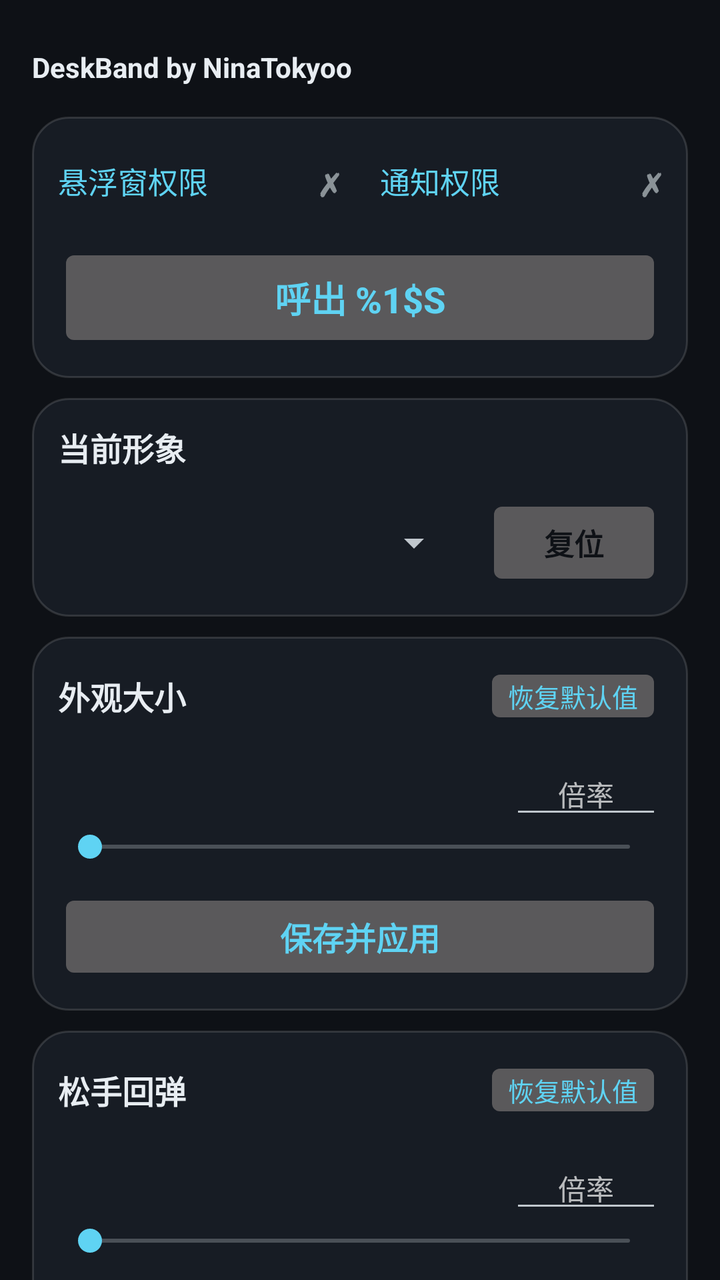
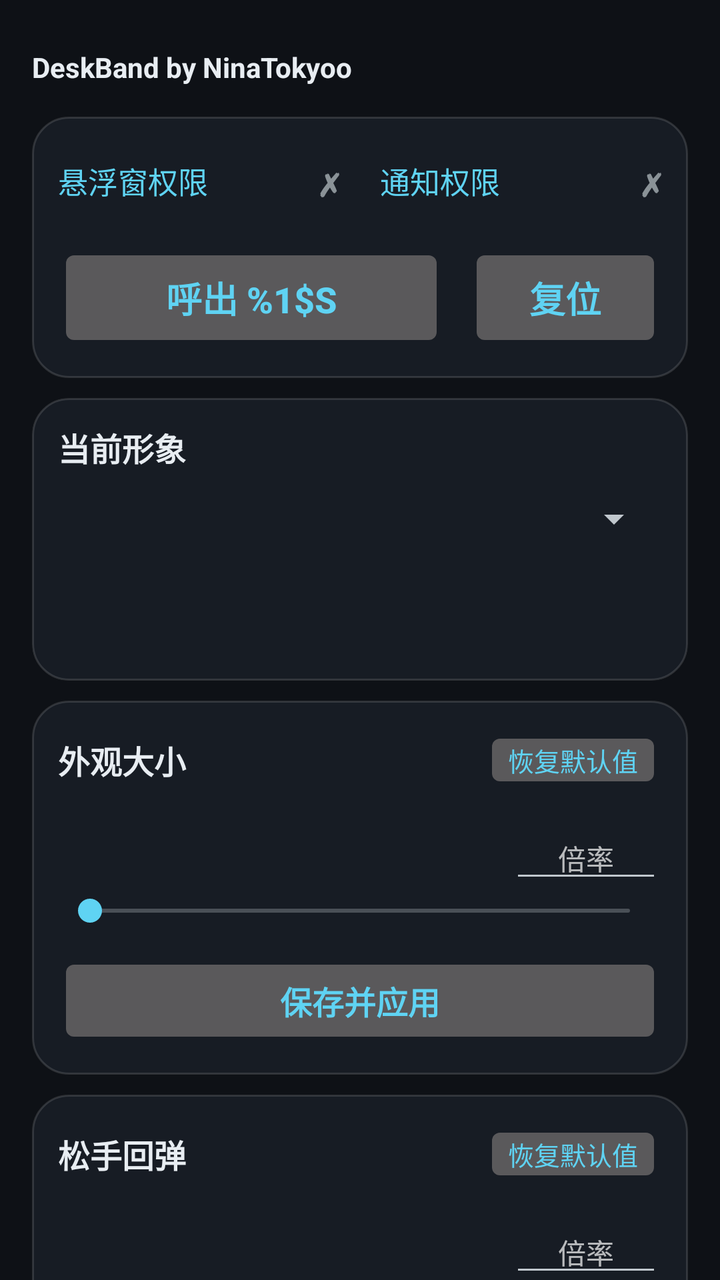

Compare the two renders of this Android layout. The source of the first and the diff that turns it into the second are given below.
<!-- AndroidManifest.xml: application theme AppTheme -->
<!-- res/layout/activity_main.xml -->
<?xml version="1.0" encoding="utf-8"?>
<ScrollView xmlns:android="http://schemas.android.com/apk/res/android"
    android:id="@+id/root"
    android:layout_width="match_parent"
    android:layout_height="match_parent"
    android:fillViewport="true"
    android:focusableInTouchMode="true"
    android:background="@color/bg"
    android:scrollbars="none">

    <LinearLayout
        android:layout_width="match_parent"
        android:layout_height="wrap_content"
        android:orientation="vertical"
        android:paddingTop="8dp"
        android:paddingBottom="28dp">

        
        <TextView
            android:id="@+id/txtTitle"
            android:layout_width="match_parent"
            android:layout_height="wrap_content"
            android:layout_marginStart="16dp"
            android:layout_marginEnd="16dp"
            android:layout_marginTop="18dp"
            android:layout_marginBottom="6dp"
            android:maxLines="1"
            android:includeFontPadding="false"
            android:text="@string/ui_title"
            android:textColor="@color/text_primary"
            android:textStyle="bold" />

        
        <LinearLayout style="@style/Card" android:tag="card" android:layout_marginStart="16dp" android:layout_marginEnd="16dp">

            
            <LinearLayout
                android:layout_width="match_parent"
                android:layout_height="wrap_content"
                android:orientation="horizontal"
                android:baselineAligned="false">

                <LinearLayout
                    android:id="@+id/rowOverlay"
                    android:layout_width="0dp"
                    android:layout_height="wrap_content"
                    android:layout_weight="1"
                    android:orientation="horizontal"
                    android:gravity="center_vertical"
                    android:background="?android:attr/selectableItemBackground"
                    android:paddingTop="8dp"
                    android:paddingBottom="8dp">

                    <TextView
                        android:id="@+id/txtPermOverlay"
                        android:layout_width="0dp"
                        android:layout_height="wrap_content"
                        android:layout_weight="1"
                        android:maxLines="1"
                        android:ellipsize="end"
                        android:text="@string/perm_overlay"
                        android:textColor="@color/accent"
                        android:textSize="15sp" />

                    <TextView
                        android:id="@+id/markOverlay"
                        android:layout_width="wrap_content"
                        android:layout_height="wrap_content"
                        android:layout_marginStart="6dp"
                        android:textSize="16sp"
                        android:textStyle="bold"
                        android:text="@string/perm_missing_mark" />
                </LinearLayout>

                <LinearLayout
                    android:id="@+id/rowNotify"
                    android:layout_width="0dp"
                    android:layout_height="wrap_content"
                    android:layout_weight="1"
                    android:layout_marginStart="20dp"
                    android:orientation="horizontal"
                    android:gravity="center_vertical"
                    android:background="?android:attr/selectableItemBackground"
                    android:paddingTop="8dp"
                    android:paddingBottom="8dp">

                    <TextView
                        android:id="@+id/txtPermNotify"
                        android:layout_width="0dp"
                        android:layout_height="wrap_content"
                        android:layout_weight="1"
                        android:maxLines="1"
                        android:ellipsize="end"
                        android:text="@string/perm_notify"
                        android:textColor="@color/accent"
                        android:textSize="15sp" />

                    <TextView
                        android:id="@+id/markNotify"
                        android:layout_width="wrap_content"
                        android:layout_height="wrap_content"
                        android:layout_marginStart="6dp"
                        android:textSize="16sp"
                        android:textStyle="bold"
                        android:text="@string/perm_missing_mark" />
                </LinearLayout>
            </LinearLayout>

            
            <Button
                android:id="@+id/btnToggle"
                style="@style/BigButton"
                android:layout_marginTop="12dp"
                android:maxLines="1"
                android:ellipsize="end"
                android:text="@string/btn_summon" />
        </LinearLayout>

        
        <LinearLayout style="@style/Card" android:tag="card" android:layout_marginStart="16dp" android:layout_marginEnd="16dp">

            <TextView
                style="@style/CardTitle"
                android:text="@string/section_skin" />

            <LinearLayout
                android:layout_width="match_parent"
                android:layout_height="wrap_content"
                android:layout_marginTop="12dp"
                android:orientation="horizontal"
                android:gravity="center_vertical">

                <Spinner
                    android:id="@+id/spinnerSkin"
                    android:layout_width="0dp"
                    android:layout_height="wrap_content"
                    android:layout_weight="1" />

                <Button
                    android:id="@+id/btnReset"
                    android:layout_width="wrap_content"
                    android:layout_height="wrap_content"
                    android:layout_marginStart="12dp"
                    android:paddingStart="22dp"
                    android:paddingEnd="22dp"
                    android:paddingTop="10dp"
                    android:paddingBottom="10dp"
                    android:textSize="15sp"
                    android:textStyle="bold"
                    android:textColor="@color/on_accent"
                    android:stateListAnimator="@null"
                    android:text="@string/btn_reset" />
            </LinearLayout>
        </LinearLayout>

        
        <LinearLayout style="@style/Card" android:tag="card" android:layout_marginStart="16dp" android:layout_marginEnd="16dp">

            <LinearLayout style="@style/CardTitleRow">

                <TextView
                    style="@style/CardTitle"
                    android:layout_width="0dp"
                    android:layout_weight="1"
                    android:text="@string/section_look" />

                <Button
                    android:id="@+id/btnResetSize"
                    style="@style/CardAction"
                    android:text="@string/restore_default" />
            </LinearLayout>

            
            <LinearLayout
                android:layout_width="match_parent"
                android:layout_height="wrap_content"
                android:layout_marginTop="12dp"
                android:orientation="horizontal"
                android:gravity="center_vertical">

                <TextView
                    android:id="@+id/txtSize"
                    android:layout_width="0dp"
                    android:layout_height="wrap_content"
                    android:layout_weight="1"
                    android:maxLines="1"
                    android:ellipsize="end"
                    android:textColor="@color/text_secondary"
                    android:textSize="13sp" />

                <EditText
                    android:id="@+id/editSize"
                    android:layout_width="76dp"
                    android:layout_height="wrap_content"
                    android:layout_marginStart="10dp"
                    android:inputType="numberDecimal"
                    android:imeOptions="actionDone"
                    android:maxLength="5"
                    android:textSize="14sp"
                    android:gravity="center"
                    android:hint="@string/size_input" />
            </LinearLayout>

            <SeekBar
                android:id="@+id/seekSize"
                android:layout_width="match_parent"
                android:layout_height="wrap_content" />

            <Button
                android:id="@+id/btnSaveSize"
                style="@style/PrimaryButton"
                android:text="@string/save_apply" />
        </LinearLayout>

        
        <LinearLayout style="@style/Card" android:tag="card" android:layout_marginStart="16dp" android:layout_marginEnd="16dp">

            <LinearLayout style="@style/CardTitleRow">

                <TextView
                    style="@style/CardTitle"
                    android:layout_width="0dp"
                    android:layout_weight="1"
                    android:text="@string/section_bounce" />

                <Button
                    android:id="@+id/btnResetBounce"
                    style="@style/CardAction"
                    android:text="@string/restore_default" />
            </LinearLayout>

            
            <LinearLayout
                android:layout_width="match_parent"
                android:layout_height="wrap_content"
                android:layout_marginTop="12dp"
                android:orientation="horizontal"
                android:gravity="center_vertical">

                <TextView
                    android:id="@+id/txtBounceAmp"
                    android:layout_width="0dp"
                    android:layout_height="wrap_content"
                    android:layout_weight="1"
                    android:maxLines="1"
                    android:ellipsize="end"
                    android:textColor="@color/text_secondary"
                    android:textSize="13sp" />

                <EditText
                    android:id="@+id/editBounceAmp"
                    android:layout_width="76dp"
                    android:layout_height="wrap_content"
                    android:layout_marginStart="10dp"
                    android:inputType="numberDecimal"
                    android:imeOptions="actionDone"
                    android:maxLength="5"
                    android:textSize="14sp"
                    android:gravity="center"
                    android:hint="@string/bounce_amp_input" />
            </LinearLayout>

            <SeekBar
                android:id="@+id/seekBounceAmp"
                android:layout_width="match_parent"
                android:layout_height="wrap_content" />

            
            <LinearLayout
                android:layout_width="match_parent"
                android:layout_height="wrap_content"
                android:layout_marginTop="8dp"
                android:orientation="horizontal"
                android:gravity="center_vertical">

                <TextView
                    android:id="@+id/txtBounceMs"
                    android:layout_width="0dp"
                    android:layout_height="wrap_content"
                    android:layout_weight="1"
                    android:maxLines="1"
                    android:ellipsize="end"
                    android:textColor="@color/text_secondary"
                    android:textSize="13sp" />

                <EditText
                    android:id="@+id/editBounceMs"
                    android:layout_width="76dp"
                    android:layout_height="wrap_content"
                    android:layout_marginStart="10dp"
                    android:inputType="numberDecimal"
                    android:imeOptions="actionDone"
                    android:maxLength="5"
                    android:textSize="14sp"
                    android:gravity="center"
                    android:hint="@string/bounce_ms_input" />
            </LinearLayout>

            <SeekBar
                android:id="@+id/seekBounceMs"
                android:layout_width="match_parent"
                android:layout_height="wrap_content" />

            <Button
                android:id="@+id/btnSaveBounce"
                style="@style/PrimaryButton"
                android:text="@string/save_apply" />
        </LinearLayout>

        
        <LinearLayout style="@style/Card" android:tag="card" android:layout_marginStart="16dp" android:layout_marginEnd="16dp">

            <TextView
                style="@style/CardTitle"
                android:text="@string/section_notify" />

            <EditText
                android:id="@+id/editNotify"
                android:layout_width="match_parent"
                android:layout_height="wrap_content"
                android:layout_marginTop="12dp"
                android:inputType="text"
                android:imeOptions="actionDone"
                android:maxLength="40"
                android:maxLines="2"
                android:textSize="15sp"
                android:hint="@string/notify_input" />

            <TextView
                android:id="@+id/txtNotifyCount"
                android:layout_width="match_parent"
                android:layout_height="wrap_content"
                android:layout_marginTop="4dp"
                android:textColor="@color/text_secondary"
                android:textSize="12sp" />

            <Button
                android:id="@+id/btnSaveNotify"
                style="@style/PrimaryButton"
                android:layout_marginTop="10dp"
                android:text="@string/save_apply" />
        </LinearLayout>

        <TextView
            style="@style/StatusLine"
            android:layout_marginTop="18dp"
            android:layout_marginStart="16dp"
            android:layout_marginEnd="16dp"
            android:text="@string/tip" />
    </LinearLayout>
</ScrollView>
<!-- resources referenced by this layout -->
<resources>
  <color name="accent">#5FD3F3</color>
  <color name="bg">#0E1116</color>
  <color name="on_accent">#0E1116</color>
  <color name="text_primary">#E8EDF2</color>
  <color name="text_secondary">#93A1B0</color>
  <string name="bounce_amp_input">倍率</string>
  <string name="bounce_ms_input">倍率</string>
  <string name="btn_reset">复位</string>
  <string name="btn_summon">呼出 %1$s</string>
  <string name="notify_input">留空使用默认文案</string>
  <string name="perm_missing_mark">✗</string>
  <string name="perm_notify">通知权限</string>
  <string name="perm_overlay">悬浮窗权限</string>
  <string name="restore_default">恢复默认值</string>
  <string name="save_apply">保存并应用</string>
  <string name="section_bounce">松手回弹</string>
  <string name="section_look">外观大小</string>
  <string name="section_notify">通知栏内容</string>
  <string name="section_skin">当前形象</string>
  <string name="size_input">倍率</string>
  <string name="tip">小提示：\n· 点一下 → 它会先压扁再弹起（方向跟着头的朝向）\n· 按住拖动 → 严格跟手，松手吸附到最近的角或边框\n· 贴侧边 → 自动旋转躺倒，头朝屏幕内侧\n· 拖过屏幕中线 → 立刻镜像翻个身\n· 桌面上的它不能改设置，只能点、只能拖</string>
  <string name="ui_title">DeskBand by NinaTokyoo</string>
  <style name="BigButton" parent="PrimaryButton">
          <item name="android:textSize">18sp</item>
          <item name="android:paddingTop">14dp</item>
          <item name="android:paddingBottom">14dp</item>
          <item name="android:layout_marginTop">12dp</item>
      </style>
  <style name="Card">
          <item name="android:layout_width">match_parent</item>
          <item name="android:layout_height">wrap_content</item>
          <item name="android:orientation">vertical</item>
          <item name="android:background">@drawable/card_bg</item>
          <item name="android:padding">13dp</item>
          <item name="android:layout_marginTop">10dp</item>
      </style>
  <style name="CardTitle">
          <item name="android:layout_width">wrap_content</item>
          <item name="android:layout_height">wrap_content</item>
          <item name="android:textColor">@color/text_primary</item>
          <item name="android:textSize">16sp</item>
          <item name="android:textStyle">bold</item>
      </style>
  <style name="CardTitleRow">
          <item name="android:layout_width">match_parent</item>
          <item name="android:layout_height">wrap_content</item>
          <item name="android:orientation">horizontal</item>
          <item name="android:gravity">center_vertical</item>
      </style>
  <style name="StatusLine">
          <item name="android:layout_width">match_parent</item>
          <item name="android:layout_height">wrap_content</item>
          <item name="android:textColor">@color/text_secondary</item>
          <item name="android:textSize">14sp</item>
          <item name="android:layout_marginTop">10dp</item>
          <item name="android:lineSpacingExtra">3dp</item>
      </style>
  <style name="AppTheme" parent="@android:style/Theme.DeviceDefault.NoActionBar">
          <item name="android:windowBackground">@color/bg</item>
          <item name="android:colorAccent">@color/accent</item>
          <item name="android:statusBarColor">@android:color/transparent</item>
          <item name="android:navigationBarColor">@android:color/transparent</item>
          <item name="android:windowLightStatusBar">false</item>
      </style>
  <!-- drawable card_bg (drawable) -->
  <?xml version="1.0" encoding="utf-8"?>
  <shape xmlns:android="http://schemas.android.com/apk/res/android"
      android:shape="rectangle">
      <solid android:color="@color/card" />
      <corners android:radius="18dp" />
      <stroke android:width="1dp" android:color="@color/card_stroke" />
  </shape>
  <color name="card">#171C24</color>
  <color name="card_stroke">#22FFFFFF</color>
  <!-- unchanged entries left out for length: 2 -->
</resources>

<!-- the commit's change to res/layout/activity_main.xml (unified diff, before → after) -->
@@ -107,50 +107,78 @@
             </LinearLayout>
 
             
-            <Button
-                android:id="@+id/btnToggle"
-                style="@style/BigButton"
+            <LinearLayout
+                android:layout_width="match_parent"
+                android:layout_height="wrap_content"
                 android:layout_marginTop="12dp"
-                android:maxLines="1"
-                android:ellipsize="end"
-                android:text="@string/btn_summon" />
-        </LinearLayout>
-
-        
-        <LinearLayout style="@style/Card" android:tag="card" android:layout_marginStart="16dp" android:layout_marginEnd="16dp">
-
-            <TextView
-                style="@style/CardTitle"
-                android:text="@string/section_skin" />
-
-            <LinearLayout
-                android:layout_width="match_parent"
-                android:layout_height="wrap_content"
-                android:layout_marginTop="12dp"
-                android:orientation="horizontal"
-                android:gravity="center_vertical">
-
-                <Spinner
-                    android:id="@+id/spinnerSkin"
-                    android:layout_width="0dp"
-                    android:layout_height="wrap_content"
-                    android:layout_weight="1" />
+                android:orientation="horizontal"
+                android:baselineAligned="false">
+
+                <Button
+                    android:id="@+id/btnToggle"
+                    style="@style/BigButton"
+                    android:layout_width="0dp"
+                    android:layout_height="match_parent"
+                    android:layout_weight="2"
+                    android:layout_marginTop="0dp"
+                    android:maxLines="1"
+                    android:ellipsize="end"
+                    android:text="@string/btn_summon" />
 
                 <Button
                     android:id="@+id/btnReset"
-                    android:layout_width="wrap_content"
-                    android:layout_height="wrap_content"
+                    style="@style/BigButton"
+                    android:layout_width="0dp"
+                    android:layout_height="match_parent"
+                    android:layout_weight="1"
+                    android:layout_marginTop="0dp"
                     android:layout_marginStart="12dp"
-                    android:paddingStart="22dp"
-                    android:paddingEnd="22dp"
-                    android:paddingTop="10dp"
-                    android:paddingBottom="10dp"
-                    android:textSize="15sp"
-                    android:textStyle="bold"
-                    android:textColor="@color/on_accent"
-                    android:stateListAnimator="@null"
+                    android:maxLines="1"
                     android:text="@string/btn_reset" />
             </LinearLayout>
+        </LinearLayout>
+
+        
+        <LinearLayout
+            style="@style/Card"
+            android:tag="card"
+            android:clipToOutline="true"
+            android:layout_marginStart="16dp"
+            android:layout_marginEnd="16dp">
+
+            <FrameLayout
+                android:layout_width="match_parent"
+                android:layout_height="wrap_content">
+
+                <LinearLayout
+                    android:layout_width="match_parent"
+                    android:layout_height="wrap_content"
+                    android:orientation="vertical">
+
+                    <TextView
+                        style="@style/CardTitle"
+                        android:text="@string/section_skin" />
+
+                    <Spinner
+                        android:id="@+id/spinnerSkin"
+                        android:layout_width="match_parent"
+                        android:layout_height="wrap_content"
+                        android:layout_marginTop="12dp" />
+                </LinearLayout>
+
+                
+                <ImageView
+                    android:id="@+id/imgCornerPreview"
+                    android:layout_width="128dp"
+                    android:layout_height="128dp"
+                    android:layout_gravity="end|bottom"
+                    android:layout_marginEnd="-13dp"
+                    android:layout_marginBottom="-13dp"
+                    android:scaleType="fitEnd"
+                    android:clickable="false"
+                    android:focusable="false"
+                    android:importantForAccessibility="no" />
+            </FrameLayout>
         </LinearLayout>
 
         
@@ -341,11 +369,22 @@
                 android:text="@string/save_apply" />
         </LinearLayout>
 
-        <TextView
-            style="@style/StatusLine"
-            android:layout_marginTop="18dp"
+        
+        <LinearLayout
+            style="@style/Card"
+            android:tag="card"
             android:layout_marginStart="16dp"
-            android:layout_marginEnd="16dp"
-            android:text="@string/tip" />
+            android:layout_marginEnd="16dp">
+
+            <TextView
+                style="@style/CardTitle"
+                android:text="@string/section_theme" />
+
+            <Spinner
+                android:id="@+id/spinnerTheme"
+                android:layout_width="match_parent"
+                android:layout_height="wrap_content"
+                android:layout_marginTop="12dp" />
+        </LinearLayout>
     </LinearLayout>
 </ScrollView>
<!-- resource entries referenced after the edit -->
@@ -2,7 +2,6 @@
 <resources>
   <color name="accent">#5FD3F3</color>
   <color name="bg">#0E1116</color>
-  <color name="on_accent">#0E1116</color>
   <color name="text_primary">#E8EDF2</color>
   <color name="text_secondary">#93A1B0</color>
   <string name="bounce_amp_input">倍率</string>
@@ -19,8 +18,8 @@
   <string name="section_look">外观大小</string>
   <string name="section_notify">通知栏内容</string>
   <string name="section_skin">当前形象</string>
+  <string name="section_theme">外观模式</string>
   <string name="size_input">倍率</string>
-  <string name="tip">小提示：\n· 点一下 → 它会先压扁再弹起（方向跟着头的朝向）\n· 按住拖动 → 严格跟手，松手吸附到最近的角或边框\n· 贴侧边 → 自动旋转躺倒，头朝屏幕内侧\n· 拖过屏幕中线 → 立刻镜像翻个身\n· 桌面上的它不能改设置，只能点、只能拖</string>
   <string name="ui_title">DeskBand by NinaTokyoo</string>
   <style name="BigButton" parent="PrimaryButton">
           <item name="android:textSize">18sp</item>
@@ -49,14 +48,6 @@
           <item name="android:orientation">horizontal</item>
           <item name="android:gravity">center_vertical</item>
       </style>
-  <style name="StatusLine">
-          <item name="android:layout_width">match_parent</item>
-          <item name="android:layout_height">wrap_content</item>
-          <item name="android:textColor">@color/text_secondary</item>
-          <item name="android:textSize">14sp</item>
-          <item name="android:layout_marginTop">10dp</item>
-          <item name="android:lineSpacingExtra">3dp</item>
-      </style>
   <style name="AppTheme" parent="@android:style/Theme.DeviceDefault.NoActionBar">
           <item name="android:windowBackground">@color/bg</item>
           <item name="android:colorAccent">@color/accent</item>
